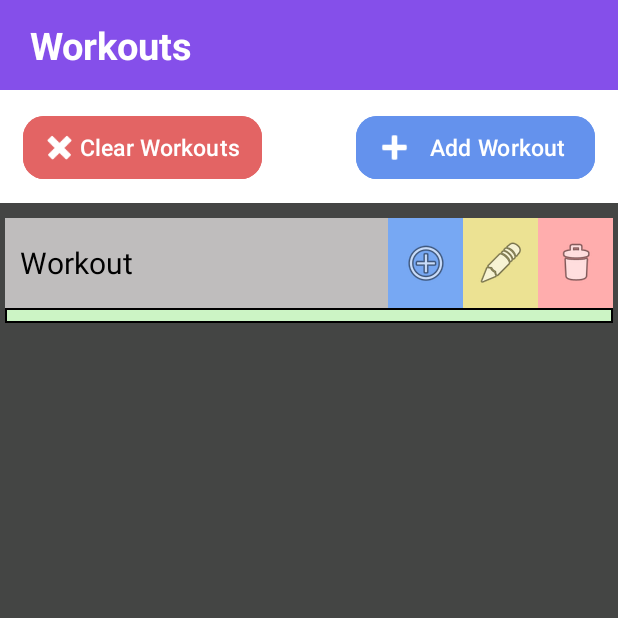
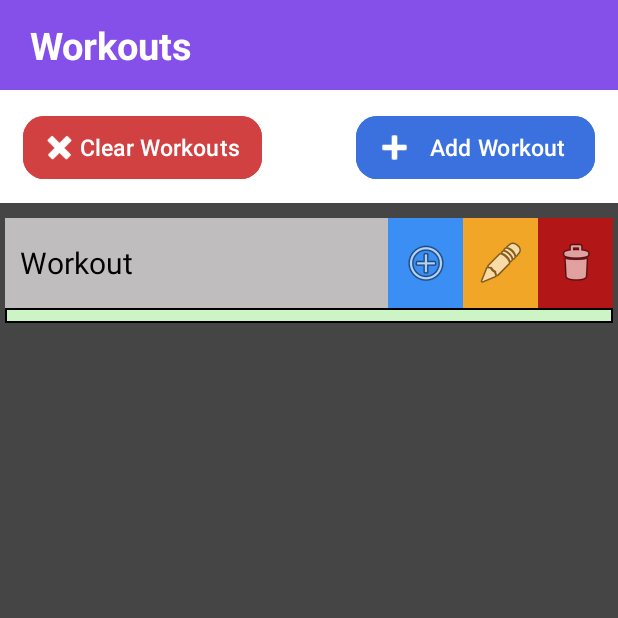
Before and after one commit to shoss88/Workout-Tracker-Android-App, an Android app: the screen it shows after launch (MainActivity), after a tap on "Add Workout", on a phone screen of 412 x 824 dp, the top half of it. Run offline under Robolectric (Android 15) with nearby library versions, the phone set to English and light mode, and no system bars; our stand-ins replace Room's generated code.

Commit message:
fixed ui

```diff
--- a/app/src/main/res/layout/activity_main.xml
+++ b/app/src/main/res/layout/activity_main.xml
@@ -30,6 +30,7 @@
         android:layout_height="0dp"
         android:layout_marginTop="135dp"
         android:background="#444544"
+        android:contentDescription="@string/main_activity_scroll_desc"
         app:layout_constraintBottom_toBottomOf="parent"
         app:layout_constraintEnd_toEndOf="parent"
         app:layout_constraintStart_toStartOf="parent"
@@ -39,8 +40,7 @@
             android:id="@+id/workoutList"
             android:layout_width="match_parent"
             android:layout_height="wrap_content"
-            android:orientation="vertical"
-        />
+            android:orientation="vertical" />
     </ScrollView>
 
 
@@ -63,7 +63,7 @@
             android:layout_alignParentTop="true"
             android:layout_marginStart="15dp"
             android:layout_marginTop="13dp"
-            android:backgroundTint="#E36464"
+            android:backgroundTint="#d24141"
             android:gravity="center|end"
             android:paddingStart="0dp"
             android:paddingEnd="15dp"
@@ -86,7 +86,7 @@
             android:layout_alignParentEnd="true"
             android:layout_marginTop="13dp"
             android:layout_marginEnd="15dp"
-            android:backgroundTint="#6492ED"
+            android:backgroundTint="#3a71df"
             android:gravity="center|end"
             android:onClick="addWorkout"
             android:paddingStart="10dp"
--- a/app/src/main/res/layout/sure_dialog.xml
+++ b/app/src/main/res/layout/sure_dialog.xml
@@ -20,7 +20,7 @@
         <TextView
             android:id="@+id/sureText"
             android:layout_width="203dp"
-            android:layout_height="36dp"
+            android:layout_height="wrap_content"
             android:layout_alignParentStart="true"
             android:layout_alignParentTop="true"
             android:layout_alignParentEnd="true"
@@ -28,6 +28,7 @@
             android:layout_marginTop="30dp"
             android:layout_marginEnd="40dp"
             android:gravity="center"
+            android:importantForAccessibility="no"
             android:text="@string/sure_question"
             android:textColor="#000000"
             android:textSize="24sp" />
@@ -42,7 +43,7 @@
             android:layout_marginStart="24dp"
             android:layout_marginEnd="215dp"
             android:layout_marginBottom="19dp"
-            android:backgroundTint="#54B658"
+            android:backgroundTint="#008a02"
             android:gravity="center"
             android:paddingLeft="0dp"
             android:paddingTop="0dp"
--- a/app/src/main/res/layout/workout_box.xml
+++ b/app/src/main/res/layout/workout_box.xml
@@ -58,7 +58,8 @@
                 android:layout_alignParentEnd="true"
                 android:layout_alignParentBottom="true"
                 android:background="@drawable/ripple"
-                android:backgroundTint="#FFADAD"
+                android:backgroundTint="#B31616"
+                android:contentDescription="@string/workout_delete_desc"
                 app:srcCompat="@android:drawable/ic_menu_delete" />
 
             <ImageButton
@@ -70,7 +71,8 @@
                 android:layout_alignParentBottom="true"
                 android:layout_marginEnd="50dp"
                 android:background="@drawable/ripple"
-                android:backgroundTint="#ECE293"
+                android:backgroundTint="#F1A627"
+                android:contentDescription="@string/workout_edit_desc"
                 app:srcCompat="@android:drawable/ic_menu_edit" />
 
             <ImageButton
@@ -82,7 +84,8 @@
                 android:layout_alignParentBottom="true"
                 android:layout_marginEnd="100dp"
                 android:background="@drawable/ripple"
-                android:backgroundTint="#77A8F3"
+                android:backgroundTint="#3A8EF4"
+                android:contentDescription="@string/workout_add_exercise_desc"
                 app:srcCompat="@android:drawable/ic_menu_add" />
         </RelativeLayout>
 
@@ -96,7 +99,8 @@
             android:layout_marginTop="60dp"
             android:background="@drawable/border"
             android:backgroundTint="#CCF4C5"
-            android:backgroundTintMode="multiply">
+            android:backgroundTintMode="multiply"
+            android:contentDescription="@string/workout_scroll_desc">
 
             <LinearLayout
                 android:id="@+id/exerciseList"
--- a/app/src/main/res/values/strings.xml
+++ b/app/src/main/res/values/strings.xml
@@ -11,4 +11,11 @@
     <string name="default_workouts_header">Workouts</string>
     <string name="weight_label">Weight:</string>
     <string name="exercise_label">Exercise:</string>
+    <string name="main_activity_scroll_desc">Contains workouts</string>
+    <string name="edit_dialog_desc">Enter name</string>
+    <string name="workout_delete_desc">Deletes the workout</string>
+    <string name="workout_edit_desc">Edits the workout name</string>
+    <string name="workout_add_exercise_desc">Adds an exercise to workout</string>
+    <string name="workout_scroll_desc">Contains exercises</string>
+    <string name="exercise_delete_desc">Deletes the exercise</string>
 </resources>
```
Also changed, not shown: app/src/main/java/com/example/workouttracker/ExerciseObject.java (deleted, +0 -27 lines), app/src/main/java/com/example/workouttracker/WorkoutObject.java (deleted, +0 -33 lines), app/src/main/res/layout/edit_name_dialog.xml (+8 -2 lines), app/src/main/res/layout/exercise_box.xml (+8 -6 lines).
